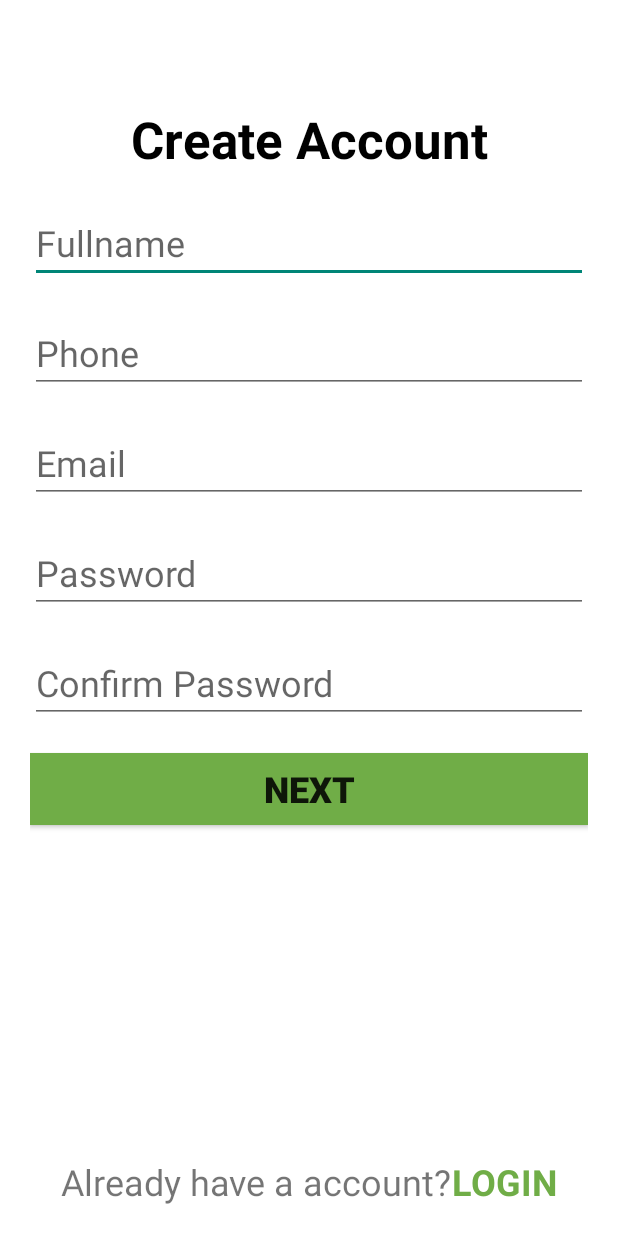
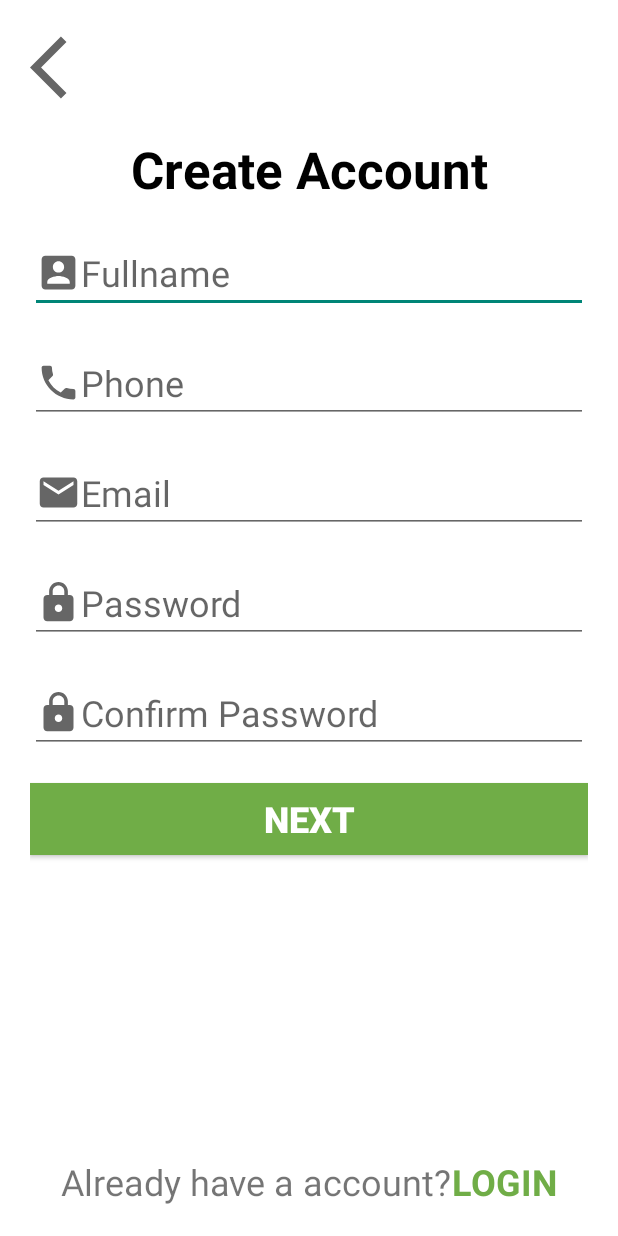
Before and after one commit to Pengi1806/MyFoody, an Android app: the layout activity_sign_up1.xml on its own in the app's theme, with its tools: preview values and no code run, on a phone screen of 412 x 824 dp. Run offline under Robolectric (Android 15) with nearby library versions, the phone set to English and light mode, and no system bars.

Commit message:
update
hoan thien signup

```diff
--- /dev/null
+++ b/app/src/main/res/drawable/ic_baseline_phone.xml
@@ -0,0 +1,5 @@
+<vector android:height="30dp" android:tint="?attr/colorControlNormal"
+    android:viewportHeight="24" android:viewportWidth="24"
+    android:width="30dp" xmlns:android="http://schemas.android.com/apk/res/android">
+    <path android:fillColor="@android:color/white" android:pathData="M6.62,10.79c1.44,2.83 3.76,5.14 6.59,6.59l2.2,-2.2c0.27,-0.27 0.67,-0.36 1.02,-0.24 1.12,0.37 2.33,0.57 3.57,0.57 0.55,0 1,0.45 1,1V20c0,0.55 -0.45,1 -1,1 -9.39,0 -17,-7.61 -17,-17 0,-0.55 0.45,-1 1,-1h3.5c0.55,0 1,0.45 1,1 0,1.25 0.2,2.45 0.57,3.57 0.11,0.35 0.03,0.74 -0.25,1.02l-2.2,2.2z"/>
+</vector>
--- /dev/null
+++ b/app/src/main/res/drawable/ic_fullname.xml
@@ -0,0 +1,10 @@
+<vector xmlns:android="http://schemas.android.com/apk/res/android"
+    android:width="30dp"
+    android:height="30dp"
+    android:viewportWidth="24"
+    android:viewportHeight="24"
+    android:tint="?attr/colorControlNormal">
+  <path
+      android:fillColor="@android:color/white"
+      android:pathData="M3,5v14c0,1.1 0.89,2 2,2h14c1.1,0 2,-0.9 2,-2L21,5c0,-1.1 -0.9,-2 -2,-2L5,3c-1.11,0 -2,0.9 -2,2zM15,9c0,1.66 -1.34,3 -3,3s-3,-1.34 -3,-3 1.34,-3 3,-3 3,1.34 3,3zM6,17c0,-2 4,-3.1 6,-3.1s6,1.1 6,3.1v1L6,18v-1z"/>
+</vector>
--- a/app/src/main/res/layout/activity_sign_up1.xml
+++ b/app/src/main/res/layout/activity_sign_up1.xml
@@ -8,14 +8,23 @@
     android:layout_height="match_parent"
     tools:context=".SignUp1">
 
+    <ImageButton
+        android:id="@+id/imgBackSignUp1"
+        android:src="@drawable/ic_back"
+        android:background="@color/white"
+        android:layout_width="wrap_content"
+        android:layout_height="wrap_content"
+        app:layout_constraintTop_toTopOf="parent"
+        app:layout_constraintLeft_toLeftOf="parent"/>
+
     <TextView
         android:id="@+id/TextCreateAccount"
-        android:layout_marginTop="50dp"
+        android:layout_marginTop="20dp"
         android:layout_width="wrap_content"
         android:layout_height="wrap_content"
         android:layout_gravity="center"
         android:text="Create Account"
-        app:layout_constraintTop_toTopOf="parent"
+        app:layout_constraintTop_toBottomOf="@+id/imgBackSignUp1"
         app:layout_constraintLeft_toLeftOf="parent"
         app:layout_constraintRight_toRightOf="parent"
         android:textSize="34sp"
@@ -25,12 +34,13 @@
         />
 
     <EditText
-        android:id="@+id/editUsername"
+        android:id="@+id/editFullname"
         android:textSize="24sp"
         android:layout_marginTop="20dp"
         android:layout_width="match_parent"
         android:layout_height="wrap_content"
         android:hint="Fullname"
+        android:drawableLeft="@drawable/ic_fullname"
         app:layout_constraintLeft_toLeftOf="parent"
         app:layout_constraintRight_toRightOf="parent"
         app:layout_constraintTop_toBottomOf="@+id/TextCreateAccount"/>
@@ -42,9 +52,10 @@
         android:layout_width="match_parent"
         android:layout_height="wrap_content"
         android:hint="Phone"
+        android:drawableLeft="@drawable/ic_baseline_phone"
         app:layout_constraintLeft_toLeftOf="parent"
         app:layout_constraintRight_toRightOf="parent"
-        app:layout_constraintTop_toBottomOf="@+id/editUsername"/>
+        app:layout_constraintTop_toBottomOf="@+id/editFullname"/>
 
     <EditText
         android:id="@+id/editEmail"
@@ -53,6 +64,7 @@
         android:layout_width="match_parent"
         android:layout_height="wrap_content"
         android:hint="Email"
+        android:drawableLeft="@drawable/ic_email"
         app:layout_constraintLeft_toLeftOf="parent"
         app:layout_constraintRight_toRightOf="parent"
         app:layout_constraintTop_toBottomOf="@+id/editPhone"/>
@@ -64,6 +76,7 @@
         android:layout_width="match_parent"
         android:layout_height="wrap_content"
         android:hint="Password"
+        android:drawableLeft="@drawable/ic_lock"
         app:layout_constraintLeft_toLeftOf="parent"
         app:layout_constraintRight_toRightOf="parent"
         app:layout_constraintTop_toBottomOf="@+id/editEmail"/>
@@ -75,6 +88,7 @@
         android:layout_width="match_parent"
         android:layout_height="wrap_content"
         android:hint="Confirm Password"
+        android:drawableLeft="@drawable/ic_lock"
         app:layout_constraintLeft_toLeftOf="parent"
         app:layout_constraintRight_toRightOf="parent"
         app:layout_constraintTop_toBottomOf="@+id/editPassword"/>
@@ -86,6 +100,7 @@
         android:layout_height="wrap_content"
         android:background="#70ad47"
         android:text="Next"
+        android:textColor="@color/white"
         android:textSize="24sp"
         android:textStyle="bold"
         app:layout_constraintLeft_toLeftOf="parent"
```
Also changed, not shown: app/src/main/java/hcmute/edu/vn/myfoody/MainActivity.java (+12 -0 lines), app/src/main/java/hcmute/edu/vn/myfoody/SignUp1.java (+41 -0 lines), app/src/main/java/hcmute/edu/vn/myfoody/SignUp2.java (+37 -0 lines), app/src/main/res/layout/activity_sign_up2.xml (+14 -3 lines).
